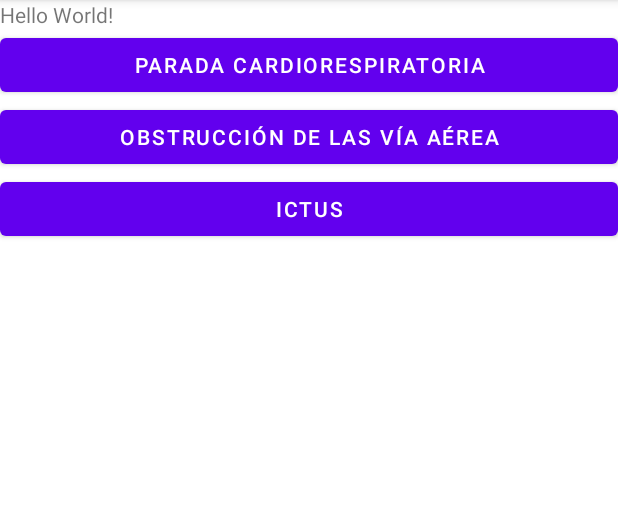
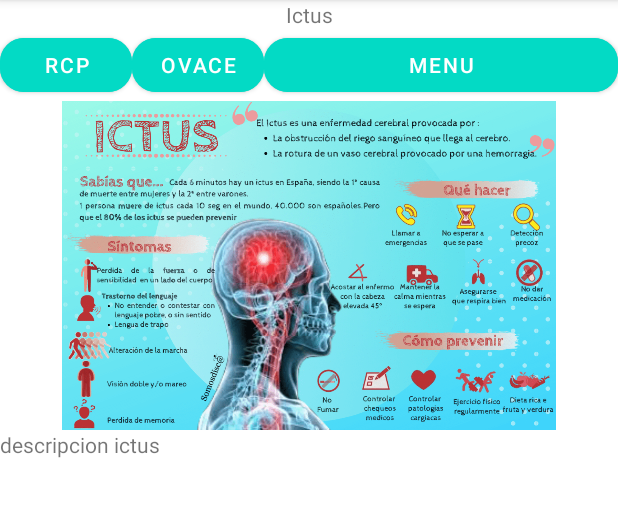
Before and after one commit to bieitoSousa/Android_Lifeguard_App, an Android app: the screen it shows after launch (MainActivity before the commit, DetailIctus after it), after a tap on "ICTUS", on a phone screen of 412 x 824 dp, the part 84-601 px from its top. Run offline under Robolectric (Android 15) with nearby library versions, the phone set to English and light mode, and no system bars.

Commit message:
add detail

```diff
--- a/app/src/main/java/com/bieitoproyect/androidlifeguardapp/MainActivity.kt
+++ b/app/src/main/java/com/bieitoproyect/androidlifeguardapp/MainActivity.kt
@@ -3,29 +3,57 @@ package com.bieitoproyect.androidlifeguardapp
 import android.content.Intent
 import androidx.appcompat.app.AppCompatActivity
 import android.os.Bundle
+import android.util.Log
 import android.view.View
-import com.bieitoproyect.androidlifeguardapp.contentModel.CardioRespiratoria
-import com.bieitoproyect.androidlifeguardapp.contentModel.Ictus
-import com.bieitoproyect.androidlifeguardapp.contentModel.Ovance
+import android.widget.Button
+import android.widget.Toast
+import com.bieitoproyect.androidlifeguardapp.contentModel.DetailCardioRespiratoria
+import com.bieitoproyect.androidlifeguardapp.contentModel.DetailIctus
+import com.bieitoproyect.androidlifeguardapp.contentModel.DetailOvance
+import com.google.android.material.button.MaterialButton
 
-class MainActivity : AppCompatActivity() {
+private const val TAG = "MyActivity"
+
+class MainActivity : AppCompatActivity()  {
+    private lateinit var bttCardioRespiratoria : MaterialButton
+    private lateinit var bttOvance : MaterialButton
+    private lateinit var bttIctus : MaterialButton
 
     override fun onCreate(savedInstanceState: Bundle?) {
         super.onCreate(savedInstanceState)
         setContentView(R.layout.activity_main)
+        instance()
+        action()
+    }
+    private fun action() {
+        bttCardioRespiratoria.setOnClickListener {
+            Log.i(TAG, "Boton bttCardioRespiratoria pulsado")
+            sendMessage(" Accion Boton bttCardioRespiratoria pulsado")
+            val detailCR = Intent(this, DetailCardioRespiratoria::class.java)
+            startActivity(detailCR)
+        }
+        bttOvance.setOnClickListener {
+            Log.i(TAG, "Boton bttOvance pulsado")
+            sendMessage("Accion Boton bttOvance pulsado")
+            val detailOV = Intent(this, DetailOvance::class.java)
+            startActivity(detailOV)
+        }
+        bttIctus.setOnClickListener{
+            Log.i(TAG, "Boton bttIctus pulsado")
+            sendMessage("Accion Boton bttIctus pulsado")
+            val detailIT = Intent(this, DetailIctus::class.java)
+            startActivity(detailIT)
+        }
     }
 
-    fun bttCardioRespiratoria(view: View) {
-        val cardioRespiratoria = Intent(this, CardioRespiratoria::class.java).apply {
-        }
-        startService(cardioRespiratoria)
+    private fun instance() {
+        bttCardioRespiratoria = findViewById(R.id.bttCardioRespiratoria)
+        bttOvance = findViewById(R.id.bttOvance)
+        bttIctus = findViewById(R.id.bttIctus)
     }
 
-    fun bttOvance(view: View) {  val ovance = Intent(this, Ovance::class.java).apply {
+
+    private fun sendMessage(message: String) {
+        Toast.makeText(this,  message, Toast.LENGTH_SHORT).show()
     }
-        startService(ovance)}
-
-    fun bttIctus(view: View) {  val ictus = Intent(this, Ictus::class.java).apply {
-    }
-        startService(ictus)}
 }
--- /dev/null
+++ b/app/src/main/java/com/bieitoproyect/androidlifeguardapp/contentModel/DetailIctus.kt
@@ -0,0 +1,50 @@
+package com.bieitoproyect.androidlifeguardapp.contentModel
+
+import android.content.Intent
+import androidx.appcompat.app.AppCompatActivity
+import android.os.Bundle
+import android.widget.Button
+import android.widget.ImageView
+import android.widget.TextView
+import com.bieitoproyect.androidlifeguardapp.R
+import com.google.android.material.button.MaterialButton
+
+class DetailIctus : AppCompatActivity() {
+
+    private lateinit var goToOvance : MaterialButton
+    private lateinit var goToRCP : MaterialButton
+
+    override fun onCreate(savedInstanceState: Bundle?) {
+        super.onCreate(savedInstanceState)
+        setContentView(R.layout.activity_detail_ictus)
+        instance()
+        action()
+    }
+    private fun instance() {
+        var ictusTitle : TextView = findViewById(R.id.title_ictus)
+        ictusTitle.setText(R.string.ICTUS);
+        var ictusDesc : TextView = findViewById(R.id.tv_ictus_desc)
+        ictusDesc.setText(R.string.ictus_desc);
+        var rcpImage : ImageView = findViewById(R.id.iv_ictus_image)
+        rcpImage.setImageResource(R.drawable.ictus_image)
+        goToOvance =findViewById<MaterialButton>(R.id.goToOvance)
+        goToOvance.setText(R.string.OVACE_short)
+        goToRCP =findViewById<MaterialButton>(R.id.goToRCP)
+        goToRCP.setText(R.string.RCP_short)
+    }
+    private fun action() {
+        val botonsalir =findViewById<Button>(R.id.close)
+        botonsalir.setOnClickListener{
+            finish()
+        }
+        goToOvance.setOnClickListener{
+            val detailOV = Intent(this, DetailOvance::class.java)
+            startActivity(detailOV)
+        }
+
+        goToRCP.setOnClickListener{
+            val detailCR = Intent(this, DetailCardioRespiratoria::class.java)
+            startActivity(detailCR)
+        }
+    }
+}
--- /dev/null
+++ b/app/src/main/res/layout/activity_detail_ictus.xml
@@ -0,0 +1,63 @@
+<?xml version="1.0" encoding="utf-8"?>
+<LinearLayout xmlns:android="http://schemas.android.com/apk/res/android"
+    xmlns:app="http://schemas.android.com/apk/res-auto"
+    xmlns:tools="http://schemas.android.com/tools"
+    android:layout_width="match_parent"
+    android:layout_height="match_parent"
+    android:orientation="vertical"
+    tools:context=".contentModel.DetailIctus">
+    <TextView
+        android:id="@+id/title_ictus"
+        android:layout_width="match_parent"
+        android:layout_height="wrap_content"
+        tools:ignore="MissingConstraints"
+        android:gravity="center" />
+
+    <LinearLayout
+        android:layout_width="match_parent"
+        android:layout_height="wrap_content"
+        android:orientation="horizontal"
+        android:gravity="center" >
+
+    <com.google.android.material.button.MaterialButton
+        android:id="@+id/goToRCP"
+        android:layout_width="wrap_content"
+        android:layout_height="wrap_content"
+        android:backgroundTint="@color/buttonColor"
+        app:cornerRadius="16dp" />
+
+
+
+    <com.google.android.material.button.MaterialButton
+        android:id="@+id/goToOvance"
+        android:layout_width="wrap_content"
+        android:layout_height="wrap_content"
+        android:backgroundTint="@color/buttonColor"
+        app:cornerRadius="16dp"/>
+        <com.google.android.material.button.MaterialButton
+            android:id="@+id/close"
+            android:backgroundTint="@color/buttonColor"
+            app:cornerRadius="16dp"
+            android:layout_width="match_parent"
+            android:layout_height="wrap_content"
+            android:gravity="center"
+            android:text="@string/menu" />
+    </LinearLayout>
+
+    <ImageView
+        android:id="@+id/iv_ictus_image"
+        android:layout_width="match_parent"
+        android:layout_height="219dp"
+        tools:ignore="MissingConstraints" />
+
+
+    <TextView
+        android:id="@+id/tv_ictus_desc"
+        android:layout_width="match_parent"
+        android:layout_height="330dp"
+        tools:ignore="MissingConstraints"
+        tools:layout_editor_absoluteX="18dp"
+        tools:layout_editor_absoluteY="405dp" />
+
+
+</LinearLayout>
--- a/app/src/main/res/layout/activity_main.xml
+++ b/app/src/main/res/layout/activity_main.xml
@@ -7,41 +7,28 @@
     android:orientation="vertical"
     tools:context=".MainActivity">
 
-    <TextView
-        android:layout_width="wrap_content"
-        android:layout_height="wrap_content"
-        android:text="Hello World!"
-        app:layout_constraintBottom_toBottomOf="parent"
-        app:layout_constraintLeft_toLeftOf="parent"
-        app:layout_constraintRight_toRightOf="parent"
-        app:layout_constraintTop_toTopOf="parent"
-        />
-
     <Button
-        android:id="@+id/button"
+        android:id="@+id/bttCardioRespiratoria"
         android:layout_width="match_parent"
         android:layout_height="wrap_content"
         android:text="@string/RCP"
         android:gravity="center"
-        android:onClick="bttCardioRespiratoria"
         />
 
     <Button
-        android:id="@+id/button2"
+        android:id="@+id/bttOvance"
         android:layout_width="match_parent"
         android:layout_height="wrap_content"
         android:text="@string/OVACE"
         android:gravity="center"
-        android:onClick="bttOvance"
          />
 
     <Button
-        android:id="@+id/button3"
+        android:id="@+id/bttIctus"
         android:layout_width="match_parent"
         android:layout_height="wrap_content"
         android:text="@string/ICTUS"
         android:gravity="center"
-        android:onClick="bttIctus"
          />
 
 
--- a/app/src/main/res/values/colors.xml
+++ b/app/src/main/res/values/colors.xml
@@ -7,4 +7,5 @@
     <color name="teal_700">#FF018786</color>
     <color name="black">#FF000000</color>
     <color name="white">#FFFFFFFF</color>
+    <color name="buttonColor">#FF03DAC5</color>
 </resources>
--- a/app/src/main/res/values/strings.xml
+++ b/app/src/main/res/values/strings.xml
@@ -3,4 +3,17 @@
     <string name="RCP">Parada CardioRespiratoria</string>
     <string name="OVACE">Obstrucción de las vía aérea </string>
     <string name="ICTUS">Ictus</string>
+    <string name="RCP_short">RCP</string>
+    <string name="OVACE_short">OVACE</string>
+    <string name="ICTUS_short">ICTUS</string>
+    <string name="btnXML">buton xml</string>
+    <string name="btnLine">buton line</string>
+    <string name="btnMulti">buton multi</string>
+    <string name="btnMulti2">buton multi 2</string>
+    <string name="close">salir</string>
+    <string name="menu">menu</string>
+    <string name="rcp_desc"> descripcion rcp </string>
+    <string name="ovace_desc"> descripcion ovace </string>
+    <string name="ictus_desc"> descripcion ictus </string>
+
 </resources>
```
Also changed, not shown: app/src/main/AndroidManifest.xml (+27 -3 lines), app/src/main/java/com/bieitoproyect/androidlifeguardapp/contentModel/CardioRespiratoria.kt (deleted, +0 -12 lines), app/src/main/java/com/bieitoproyect/androidlifeguardapp/contentModel/DetailCardioRespiratoria.kt (added, +55 -0 lines), app/src/main/java/com/bieitoproyect/androidlifeguardapp/contentModel/DetailOvance.kt (added, +55 -0 lines), app/src/main/java/com/bieitoproyect/androidlifeguardapp/contentModel/Ictus.kt (deleted, +0 -12 lines), app/src/main/java/com/bieitoproyect/androidlifeguardapp/contentModel/Ovance.kt (deleted, +0 -12 lines), app/src/main/res/layout/activity_cardio_respiratoria.xml (deleted, +0 -9 lines), app/src/main/res/layout/activity_detail_cardio_respiratoria.xml (added, +70 -0 lines), app/src/main/res/layout/activity_detail_ovance.xml (added, +53 -0 lines), app/src/main/res/layout/activity_ictus.xml (deleted, +0 -9 lines), app/src/main/res/layout/activity_ovance.xml (deleted, +0 -9 lines), app/src/main/res/drawable/ictus_image.png (added), app/src/main/res/drawable/ovace_image.png (added), app/src/main/res/drawable/rcp_image.png (added).
